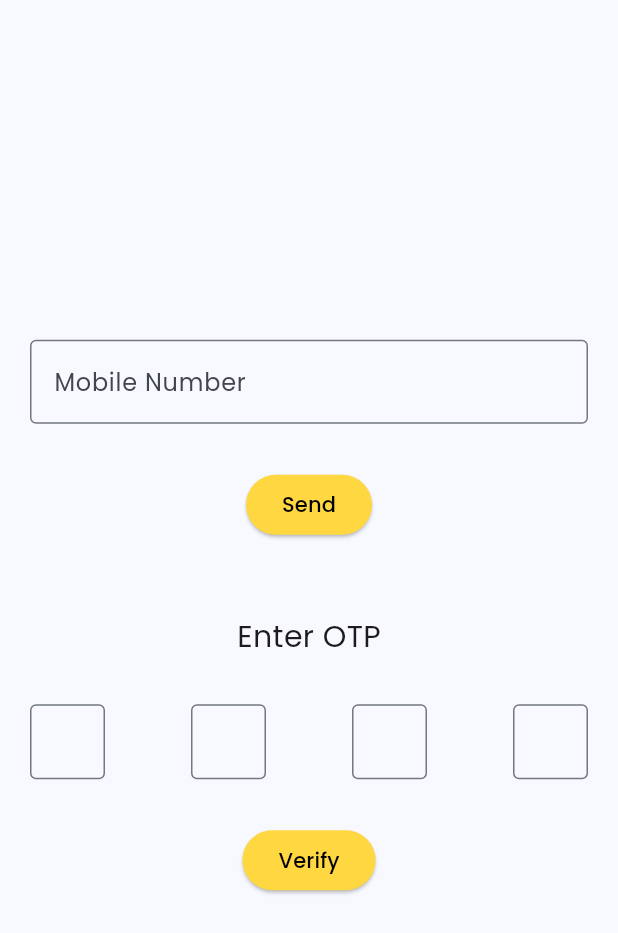
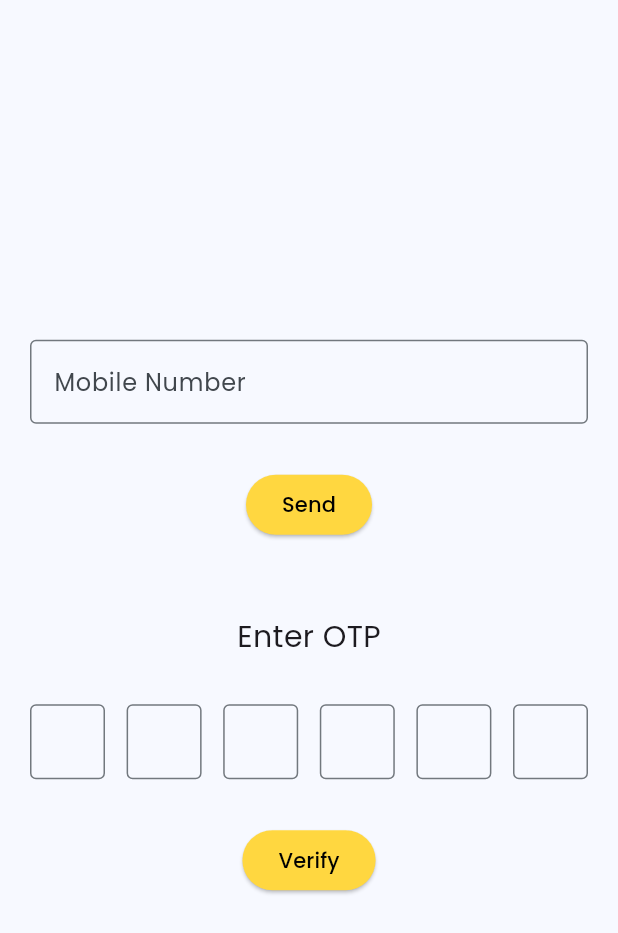
Before and after one commit to inderpalsingh/api_5_firebase, a Flutter app: the PhoneAuthPage screen opened directly, after a tap on "Verify", on a phone screen of 412 x 824 dp. Shown: the top 933 px of the screen. Run offline on Flutter 3.47's test engine with Material 3 defaults, Android fonts, the phone set to English and light mode, and no system bars; our stand-ins replace cloud_firestore, firebase_auth, firebase_core, google_fonts, shared_preferences; accounts and stored records are empty.

Commit message:
phone auth

```diff
--- a/lib/main.dart
+++ b/lib/main.dart
@@ -24,6 +24,7 @@ class MyApp extends StatelessWidget {
         colorScheme: ColorScheme.fromSeed(seedColor: Colors.lightBlue),
         useMaterial3: true,
       ),
+      // home: PhoneAuthPage(),
       home: SplashPage(),
     );
   }
--- a/lib/screen/phone_auth/phone_auth.dart
+++ b/lib/screen/phone_auth/phone_auth.dart
@@ -1,3 +1,4 @@
+import 'package:api_5_firebase/screen/todo_screen/todo_page.dart';
 import 'package:firebase_auth/firebase_auth.dart';
 import 'package:flutter/material.dart';
 import 'package:flutter/services.dart';
@@ -7,6 +8,8 @@ class PhoneAuthPage extends StatelessWidget {
   TextEditingController col2 = TextEditingController();
   TextEditingController col3 = TextEditingController();
   TextEditingController col4 = TextEditingController();
+  TextEditingController col5 = TextEditingController();
+  TextEditingController col6 = TextEditingController();
   TextEditingController mobileController = TextEditingController();
 
   FirebaseAuth firebaseAuth = FirebaseAuth.instance;
@@ -126,6 +129,36 @@ class PhoneAuthPage extends StatelessWidget {
                       ),
 
                     ),
+                  ),
+                  const Spacer(),
+                  SizedBox(
+                    height: 50,
+                    width: 50,
+                    child: TextField(
+                      keyboardType: TextInputType.number,
+                      textAlign: TextAlign.center,
+                      inputFormatters: [LengthLimitingTextInputFormatter(1),FilteringTextInputFormatter.digitsOnly],
+                      controller: col5,
+                      decoration: const InputDecoration(
+                          border: OutlineInputBorder()
+                      ),
+
+                    ),
+                  ),
+                  const Spacer(),
+                  SizedBox(
+                    height: 50,
+                    width: 50,
+                    child: TextField(
+                      keyboardType: TextInputType.number,
+                      textAlign: TextAlign.center,
+                      inputFormatters: [LengthLimitingTextInputFormatter(1),FilteringTextInputFormatter.digitsOnly],
+                      controller: col6,
+                      decoration: const InputDecoration(
+                          border: OutlineInputBorder()
+                      ),
+
+                    ),
                   )
                 ],
               ),
@@ -137,7 +170,7 @@ class PhoneAuthPage extends StatelessWidget {
                 style: ElevatedButton.styleFrom(foregroundColor: Colors.black,backgroundColor: Colors.amberAccent),
                   onPressed: () async {
 
-                  final otpPin = col1.text + col2.text + col3.text + col4.text;
+                  final otpPin = col1.text + col2.text + col3.text + col4.text+ col5.text + col6.text;
 
                   print(otpPin);
 
@@ -147,8 +180,12 @@ class PhoneAuthPage extends StatelessWidget {
                   PhoneAuthCredential credential = PhoneAuthProvider.credential(verificationId: mVerificationId!, smsCode: smsCode);
 
                   // Sign the user in (or link) with the credential
-                  var mData =  await firebaseAuth.signInWithCredential(credential);
-                  print("User Logged in : ${mData.user!.uid}");
+
+
+                  UserCredential getUser = await firebaseAuth.signInWithCredential(credential);
+                  if(getUser != null){
+                    Navigator.pushReplacement(context, MaterialPageRoute(builder: (context)=> TodoPage()));
+                  }
 
                   }, child: const Text('Verify'))
             ],
```
